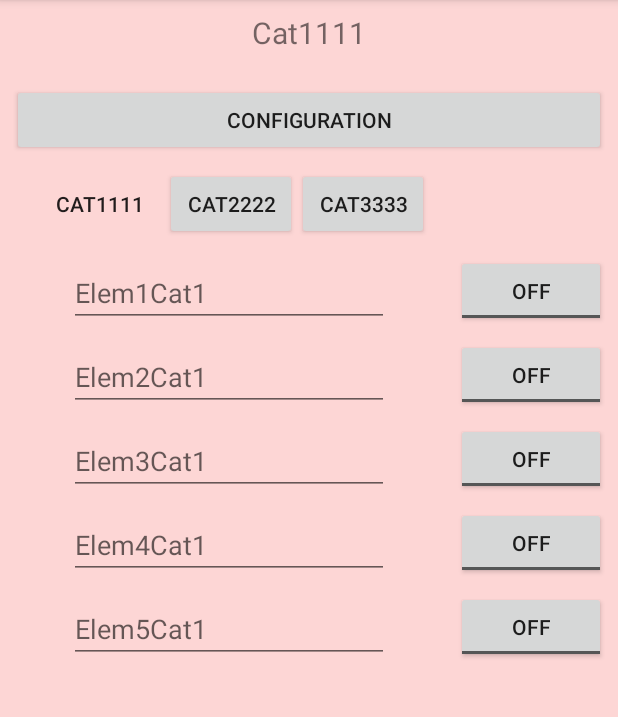
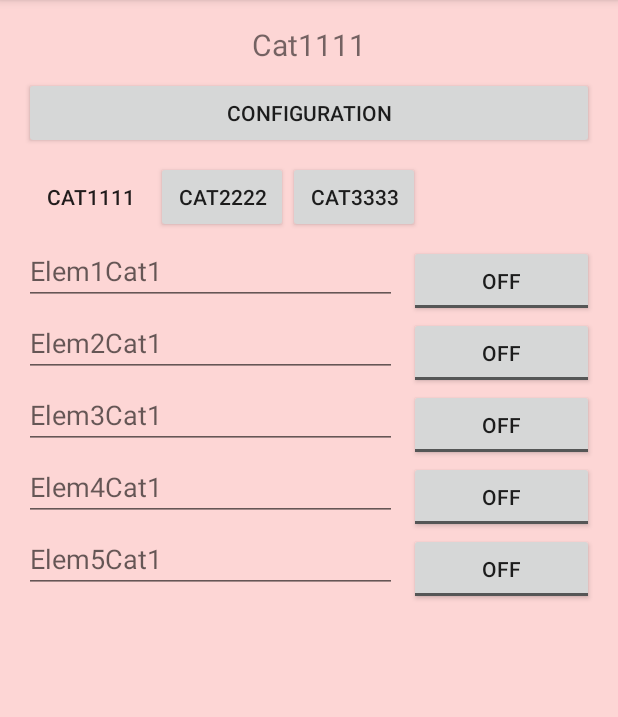
Before and after one commit to Sleepy78/MyErgoTool, an Android app: the LieuxActivity screen opened directly, with no data from a screen before it, on a phone screen of 412 x 824 dp, the part 84-801 px from its top. Run offline under Robolectric (Android 15) with nearby library versions, the phone set to English and light mode, and no system bars.

Commit message:
Rework activity presentation

```diff
--- a/app/src/main/res/layout/activity_lieux.xml
+++ b/app/src/main/res/layout/activity_lieux.xml
@@ -7,180 +7,77 @@
     android:background="@color/Cat1"
     tools:context="ady.ergo.tool.ergotool.LieuxActivity">
 
-    <ToggleButton
-        android:id="@+id/btnElem4"
-        android:layout_width="100dp"
-        android:layout_height="48dp"
-        android:layout_marginEnd="8dp"
-        android:layout_marginRight="8dp"
-        android:layout_marginTop="8dp"
-        android:text="ToggleButton"
-        app:layout_constraintRight_toRightOf="parent"
-        app:layout_constraintTop_toBottomOf="@+id/btnElem3" />
-
-    <ToggleButton
-        android:id="@+id/btnElem5"
-        android:layout_width="100dp"
-        android:layout_height="48dp"
-        android:layout_marginEnd="8dp"
-        android:layout_marginRight="8dp"
-        android:layout_marginTop="8dp"
-        android:text="ToggleButton"
-        app:layout_constraintRight_toRightOf="parent"
-        app:layout_constraintTop_toBottomOf="@+id/btnElem4" />
-
-    <ToggleButton
-        android:id="@+id/btnElem3"
-        android:layout_width="100dp"
-        android:layout_height="48dp"
-        android:layout_marginEnd="8dp"
-        android:layout_marginRight="8dp"
-        android:layout_marginTop="8dp"
-        android:text="ToggleButton"
-        app:layout_constraintRight_toRightOf="parent"
-        app:layout_constraintTop_toBottomOf="@+id/btnElem2" />
-
-    <ToggleButton
-        android:id="@+id/btnElem2"
-        android:layout_width="100dp"
-        android:layout_height="48dp"
-        android:layout_marginEnd="8dp"
-        android:layout_marginRight="8dp"
-        android:layout_marginTop="8dp"
-        android:text="ToggleButton"
-        app:layout_constraintRight_toRightOf="parent"
-        app:layout_constraintTop_toBottomOf="@+id/btnElem1" />
-
-    <ToggleButton
-        android:id="@+id/btnElem1"
-        android:layout_width="100dp"
-        android:layout_height="48dp"
-        android:layout_marginEnd="8dp"
-        android:layout_marginRight="8dp"
-        android:layout_marginTop="8dp"
-        android:text="ToggleButton"
-        app:layout_constraintRight_toRightOf="parent"
-        app:layout_constraintTop_toBottomOf="@+id/horizontalScrollView" />
-
-    <TextView
-        android:id="@+id/titleCat1"
-        android:layout_width="368dp"
-        android:layout_height="40dp"
-        android:layout_marginTop="8dp"
-        android:gravity="center_horizontal"
-        android:text="Cat1"
-        android:textSize="20sp"
-        app:layout_constraintTop_toTopOf="parent"
-        android:layout_marginLeft="8dp"
-        app:layout_constraintLeft_toLeftOf="parent"
-        android:layout_marginRight="8dp"
-        app:layout_constraintRight_toRightOf="parent" />
-
-    <EditText
-        android:id="@+id/etElem1"
-        android:layout_width="wrap_content"
-        android:layout_height="40dp"
+    <ScrollView
+        android:layout_width="match_parent"
+        android:layout_height="match_parent"
+        android:layout_marginBottom="8dp"
         android:layout_marginEnd="8dp"
         android:layout_marginLeft="8dp"
         android:layout_marginRight="8dp"
         android:layout_marginStart="8dp"
-        android:ems="10"
-        android:inputType="textPersonName"
-        app:layout_constraintHorizontal_bias="0.511"
+        android:layout_marginTop="8dp"
+        app:layout_constraintBottom_toBottomOf="parent"
+        app:layout_constraintHorizontal_bias="0.0"
         app:layout_constraintLeft_toLeftOf="parent"
-        app:layout_constraintRight_toLeftOf="@+id/btnElem1"
-        app:layout_constraintBottom_toBottomOf="@+id/btnElem1" />
+        app:layout_constraintRight_toRightOf="parent"
+        app:layout_constraintTop_toBottomOf="@+id/titleCat1">
 
-    <EditText
-        android:id="@+id/etElem2"
-        android:layout_width="wrap_content"
-        android:layout_height="40dp"
+        <LinearLayout
+            android:layout_width="match_parent"
+            android:layout_height="match_parent"
+            android:orientation="vertical"
+            tools:layout_editor_absoluteX="8dp"
+            tools:layout_editor_absoluteY="553dp">
+
+            <TextView
+                android:id="@+id/titleCat1"
+                android:layout_width="match_parent"
+                android:layout_height="wrap_content"
                 android:layout_marginEnd="8dp"
                 android:layout_marginLeft="8dp"
                 android:layout_marginRight="8dp"
                 android:layout_marginStart="8dp"
-        android:ems="10"
-        android:inputType="textPersonName"
-        app:layout_constraintHorizontal_bias="0.511"
+                android:layout_marginTop="8dp"
+                android:layout_weight="1"
+                android:gravity="center_horizontal"
+                android:text="Cat1"
+                android:textSize="20sp"
                 app:layout_constraintLeft_toLeftOf="parent"
-        app:layout_constraintRight_toLeftOf="@+id/btnElem1"
-        app:layout_constraintBottom_toBottomOf="@+id/btnElem2" />
+                app:layout_constraintRight_toRightOf="parent"
+                app:layout_constraintTop_toTopOf="parent" />
 
-    <EditText
-        android:id="@+id/etElem3"
-        android:layout_width="wrap_content"
-        android:layout_height="40dp"
+            <Button
+                android:id="@+id/btnC1versConf"
+                android:layout_width="match_parent"
+                android:layout_height="wrap_content"
                 android:layout_marginEnd="8dp"
                 android:layout_marginLeft="8dp"
                 android:layout_marginRight="8dp"
                 android:layout_marginStart="8dp"
-        android:ems="10"
-        android:inputType="textPersonName"
-        app:layout_constraintHorizontal_bias="0.511"
-        app:layout_constraintLeft_toLeftOf="parent"
-        app:layout_constraintRight_toLeftOf="@+id/btnElem1"
-        app:layout_constraintBottom_toBottomOf="@+id/btnElem3" />
-
-    <EditText
-        android:id="@+id/etElem4"
-        android:layout_width="wrap_content"
-        android:layout_height="40dp"
-        android:layout_marginEnd="8dp"
-        android:layout_marginLeft="8dp"
-        android:layout_marginRight="8dp"
-        android:layout_marginStart="8dp"
-        android:ems="10"
-        android:inputType="textPersonName"
-        app:layout_constraintHorizontal_bias="0.511"
-        app:layout_constraintLeft_toLeftOf="parent"
-        app:layout_constraintRight_toLeftOf="@+id/btnElem1"
-        app:layout_constraintBottom_toBottomOf="@+id/btnElem4" />
-
-    <EditText
-        android:id="@+id/etElem5"
-        android:layout_width="wrap_content"
-        android:layout_height="40dp"
-        android:layout_marginEnd="8dp"
-        android:layout_marginLeft="8dp"
-        android:layout_marginRight="8dp"
-        android:layout_marginStart="8dp"
-        android:ems="10"
-        android:inputType="textPersonName"
-        app:layout_constraintHorizontal_bias="0.511"
-        app:layout_constraintLeft_toLeftOf="parent"
-        app:layout_constraintRight_toLeftOf="@+id/btnElem1"
-        app:layout_constraintBottom_toBottomOf="@+id/btnElem5" />
-
-    <Button
-        android:id="@+id/btnC1versConf"
-        android:layout_width="0dp"
-        android:layout_height="wrap_content"
-        android:layout_marginLeft="8dp"
-        android:layout_marginRight="8dp"
                 android:layout_marginTop="8dp"
                 android:layout_weight="1"
                 android:onClick="onClickBtnC1versConf"
                 android:text="Configuration"
                 app:layout_constraintLeft_toLeftOf="parent"
                 app:layout_constraintRight_toRightOf="parent"
-        app:layout_constraintTop_toBottomOf="@+id/titleCat1"
-        android:layout_marginStart="8dp"
-        android:layout_marginEnd="8dp" />
+                app:layout_constraintTop_toBottomOf="@+id/titleCat1" />
 
             <HorizontalScrollView
-        android:layout_width="368dp"
-        android:layout_height="50dp"
                 android:id="@+id/horizontalScrollView"
+                android:layout_width="match_parent"
+                android:layout_height="match_parent"
+                android:layout_marginEnd="8dp"
+                android:layout_marginLeft="8dp"
+                android:layout_marginRight="8dp"
+                android:layout_marginStart="8dp"
                 android:layout_marginTop="8dp"
-        app:layout_constraintTop_toBottomOf="@+id/btnC1versConf"
-        android:layout_marginLeft="8dp"
                 app:layout_constraintLeft_toLeftOf="parent"
-        android:layout_marginRight="8dp"
-        app:layout_constraintRight_toRightOf="parent">
+                app:layout_constraintRight_toRightOf="parent"
+                app:layout_constraintTop_toBottomOf="@+id/btnC1versConf">
 
                 <LinearLayout
-            android:layout_width="wrap_content"
-            android:layout_height="match_parent"
+                    android:layout_width="match_parent"
+                    android:layout_height="wrap_content"
                     android:orientation="horizontal">
 
                     <Button
@@ -210,4 +107,141 @@
                 </LinearLayout>
             </HorizontalScrollView>
 
+            <LinearLayout
+                android:id="@+id/linearLayoutCat1"
+                android:layout_width="match_parent"
+                android:layout_height="match_parent"
+                android:layout_marginBottom="8dp"
+                android:layout_marginEnd="8dp"
+                android:layout_marginLeft="8dp"
+                android:layout_marginRight="8dp"
+                android:layout_marginStart="8dp"
+                android:layout_marginTop="8dp"
+                android:orientation="vertical"
+                app:layout_constraintBottom_toBottomOf="parent"
+                app:layout_constraintLeft_toLeftOf="parent"
+                app:layout_constraintRight_toRightOf="parent"
+                app:layout_constraintTop_toBottomOf="@+id/horizontalScrollView">
+
+                <LinearLayout
+                    android:layout_width="match_parent"
+                    android:layout_height="wrap_content"
+                    android:orientation="horizontal">
+
+                    <EditText
+                        android:id="@+id/etElem1"
+                        android:layout_width="wrap_content"
+                        android:layout_height="40dp"
+                        android:layout_marginEnd="8dp"
+                        android:layout_marginRight="8dp"
+                        android:layout_weight="1"
+                        android:ems="10"
+                        android:inputType="textPersonName" />
+
+                    <ToggleButton
+                        android:id="@+id/btnElem1"
+                        android:layout_width="wrap_content"
+                        android:layout_height="48dp"
+                        android:layout_weight="1"
+                        android:text="ToggleButton" />
+                </LinearLayout>
+
+                <LinearLayout
+                    android:layout_width="match_parent"
+                    android:layout_height="wrap_content"
+                    android:orientation="horizontal">
+
+                    <EditText
+                        android:id="@+id/etElem2"
+                        android:layout_width="wrap_content"
+                        android:layout_height="40dp"
+                        android:layout_marginEnd="8dp"
+                        android:layout_marginRight="8dp"
+                        android:layout_weight="1"
+                        android:ems="10"
+                        android:inputType="textPersonName" />
+
+                    <ToggleButton
+                        android:id="@+id/btnElem2"
+                        android:layout_width="wrap_content"
+                        android:layout_height="48dp"
+                        android:layout_weight="1"
+                        android:text="ToggleButton" />
+                </LinearLayout>
+
+                <LinearLayout
+                    android:layout_width="match_parent"
+                    android:layout_height="wrap_content"
+                    android:orientation="horizontal">
+
+                    <EditText
+                        android:id="@+id/etElem3"
+                        android:layout_width="wrap_content"
+                        android:layout_height="40dp"
+                        android:layout_marginEnd="8dp"
+                        android:layout_marginRight="8dp"
+                        android:layout_weight="1"
+                        android:ems="10"
+                        android:inputType="textPersonName" />
+
+                    <ToggleButton
+                        android:id="@+id/btnElem3"
+                        android:layout_width="wrap_content"
+                        android:layout_height="48dp"
+                        android:layout_weight="1"
+                        android:text="ToggleButton" />
+                </LinearLayout>
+
+                <LinearLayout
+                    android:layout_width="match_parent"
+                    android:layout_height="wrap_content"
+                    android:orientation="horizontal">
+
+                    <EditText
+                        android:id="@+id/etElem4"
+                        android:layout_width="wrap_content"
+                        android:layout_height="40dp"
+                        android:layout_marginEnd="8dp"
+                        android:layout_marginRight="8dp"
+                        android:layout_weight="1"
+                        android:ems="10"
+                        android:inputType="textPersonName" />
+
+                    <ToggleButton
+                        android:id="@+id/btnElem4"
+                        android:layout_width="wrap_content"
+                        android:layout_height="48dp"
+                        android:layout_weight="1"
+                        android:text="ToggleButton" />
+                </LinearLayout>
+
+                <LinearLayout
+                    android:layout_width="match_parent"
+                    android:layout_height="wrap_content"
+                    android:orientation="horizontal">
+
+                    <EditText
+                        android:id="@+id/etElem5"
+                        android:layout_width="wrap_content"
+                        android:layout_height="40dp"
+                        android:layout_marginEnd="8dp"
+                        android:layout_marginRight="8dp"
+                        android:layout_weight="1"
+                        android:ems="10"
+                        android:inputType="textPersonName" />
+
+                    <ToggleButton
+                        android:id="@+id/btnElem5"
+                        android:layout_width="wrap_content"
+                        android:layout_height="48dp"
+                        android:layout_weight="1"
+                        android:text="ToggleButton" />
+
+                </LinearLayout>
+
+            </LinearLayout>
+
+        </LinearLayout>
+    </ScrollView>
+
 </android.support.constraint.ConstraintLayout>
```
Lines whose indentation alone changed are shown as unchanged.
